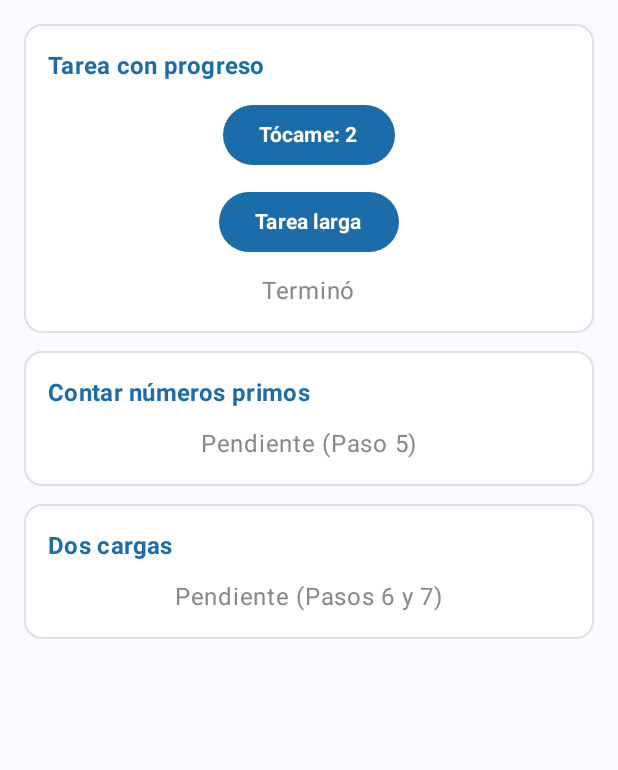
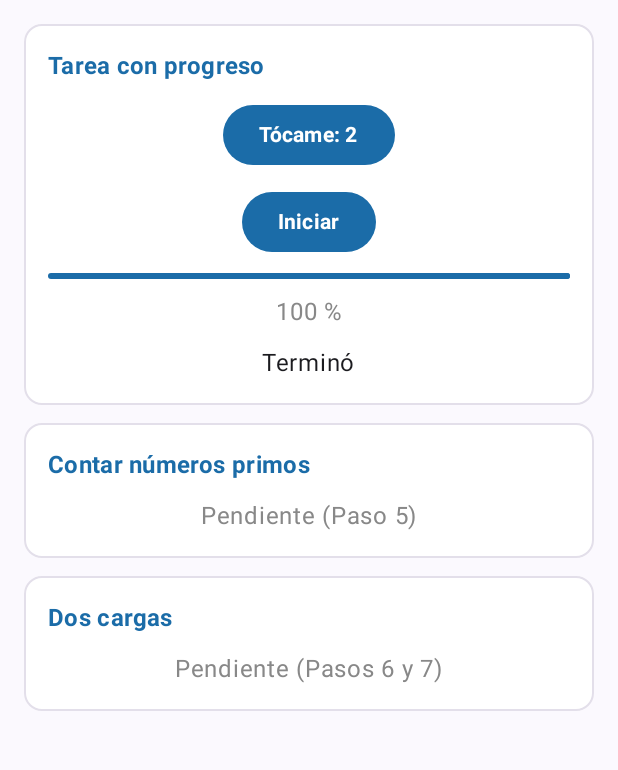
Before and after one commit to LuisMaldo3/CentroTareas, an Android app built with Jetpack Compose: the screen it shows after launch (MainActivity), after a tap on an icon or button, on a phone screen of 412 x 824 dp, the part 96-866 px from its top. Run offline under Robolectric (Android 15) with nearby library versions, the phone set to English and light mode, and no system bars; 2 other taps on this screen came first.

Commit message:
feat(progreso): agrega barra de progreso con StateFlow

```diff
--- a/app/src/main/java/com/maldonado/centrotareas/ui/PantallaTareas.kt
+++ b/app/src/main/java/com/maldonado/centrotareas/ui/PantallaTareas.kt
@@ -13,6 +13,7 @@ import androidx.compose.material3.Button
 import androidx.compose.material3.Card
 import androidx.compose.material3.CardDefaults
 import androidx.compose.material3.ExperimentalMaterial3Api
+import androidx.compose.material3.LinearProgressIndicator
 import androidx.compose.material3.MaterialTheme
 import androidx.compose.material3.Scaffold
 import androidx.compose.material3.Text
@@ -30,6 +31,7 @@ import androidx.compose.ui.graphics.Color
 import androidx.compose.ui.text.font.FontWeight
 import androidx.compose.ui.unit.dp
 import com.maldonado.centrotareas.viewmodel.TareasViewModel
+import kotlin.math.roundToInt
 
 @OptIn(ExperimentalMaterial3Api::class)
 @Composable
@@ -65,6 +67,7 @@ fun PantallaTareas(vm: TareasViewModel) {
 @Composable
 private fun TarjetaProgreso(vm: TareasViewModel) {
     val mensaje by vm.mensaje.collectAsState()
+    val progreso by vm.progreso.collectAsState()
     // Contador de toques: es la "prueba de vida" de la pantalla.
     // Si deja de sumar, el hilo principal está bloqueado.
     var toques by rememberSaveable { mutableIntStateOf(0) }
@@ -74,9 +77,14 @@ private fun TarjetaProgreso(vm: TareasViewModel) {
             Text("Tócame: $toques", fontWeight = FontWeight.Bold)
         }
         Button(onClick = { vm.tareaLarga() }) {
-            Text("Tarea larga", fontWeight = FontWeight.Bold)
+            Text("Iniciar", fontWeight = FontWeight.Bold)
         }
-        Text(mensaje, color = Color.Gray)
+        LinearProgressIndicator(
+            progress = { progreso },
+            modifier = Modifier.fillMaxWidth()
+        )
+        Text("${(progreso * 100).roundToInt()} %", color = Color.Gray)
+        Text(mensaje)
     }
 }
 
--- a/app/src/main/java/com/maldonado/centrotareas/viewmodel/TareasViewModel.kt
+++ b/app/src/main/java/com/maldonado/centrotareas/viewmodel/TareasViewModel.kt
@@ -22,18 +22,25 @@ class TareasViewModel(private val repo: TareasRepository) : ViewModel() {
     private val _mensaje = MutableStateFlow("Listo")
     val mensaje: StateFlow<String> = _mensaje.asStateFlow()
 
-    // Paso 2: la tarea larga corre en una corrutina.
-    // viewModelScope.launch arranca en el hilo principal (main),
-    // withContext(Dispatchers.Default) mueve la espera a un hilo de fondo
-    // y al terminar vuelve solo al hilo principal para actualizar el mensaje.
+    // Paso 3: progreso de 0f a 1f. La pantalla solo puede leerlo.
+    private val _progreso = MutableStateFlow(0f)
+    val progreso: StateFlow<Float> = _progreso.asStateFlow()
+
+    // La tarea larga corre en una corrutina (viewModelScope.launch, hilo main).
+    // Cada vuelta espera 40 ms en un hilo de fondo (Dispatchers.Default)
+    // y al volver al hilo principal actualiza la barra: 100 x 40 ms ≈ 4 s.
     fun tareaLarga() {
         viewModelScope.launch {
+            _progreso.value = 0f
             _mensaje.value = "Trabajando..."
             Log.d(TAG, "Antes: ${Thread.currentThread().name}")
 
-            withContext(Dispatchers.Default) {
-                Log.d(TAG, "Dentro: ${Thread.currentThread().name}")
-                delay(4000) // suspende sin bloquear el hilo
+            for (i in 1..100) {
+                withContext(Dispatchers.Default) {
+                    if (i == 1) Log.d(TAG, "Dentro: ${Thread.currentThread().name}")
+                    delay(40) // suspende sin bloquear el hilo
+                }
+                _progreso.value = i / 100f
             }
 
             Log.d(TAG, "Despues: ${Thread.currentThread().name}")
@@ -41,7 +48,6 @@ class TareasViewModel(private val repo: TareasRepository) : ViewModel() {
         }
     }
 
-    // TODO Paso 3: progreso
     // TODO Paso 4: trabajo (Job), corriendo y cancelar()
 
     // ----- Contar primos (paso 5)
```
